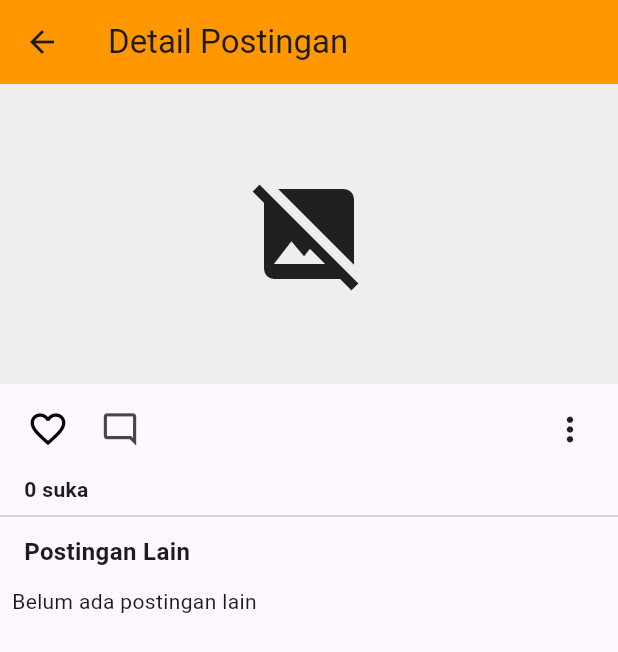
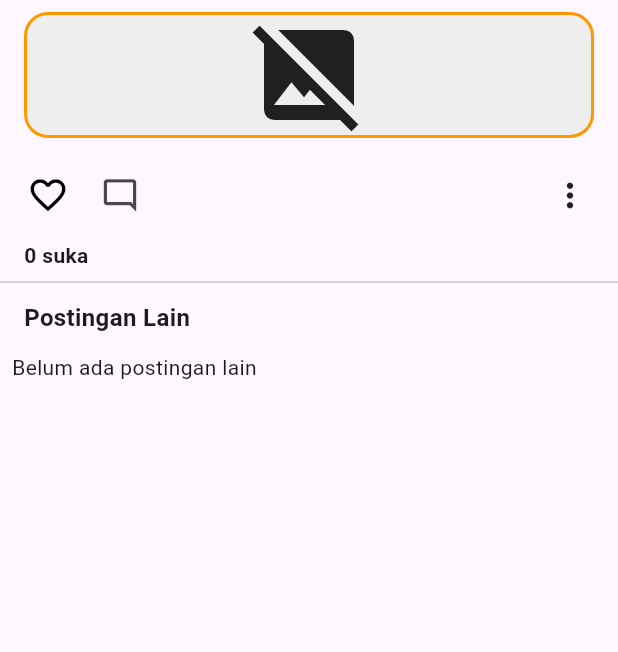
Before and after one commit to RizkiAkhmal/Fe-Snappix, a Flutter app: the PostDetailPage screen opened directly with empty values, on a phone screen of 412 x 824 dp. Shown: the top 652 px of the screen. Run offline on Flutter 3.47's test engine with Material 3 defaults, Android fonts, the phone set to English and light mode, and no system bars; our stand-ins replace google_fonts, iconsax, image_picker, shared_preferences; accounts and stored records are empty; network calls fail.

Commit message:
detail post

```diff
--- a/lib/pages/post_detail_page.dart
+++ b/lib/pages/post_detail_page.dart
@@ -225,8 +225,8 @@ class _PostDetailPageState extends State<PostDetailPage> {
                     return ListTile(
                       leading: const Icon(Icons.comment, color: Colors.orange),
                       title: Text(c['isi_komentar'] ?? ''),
-                      subtitle:
-                          Text(user != null ? user['name'] ?? "User" : "Anonim"),
+                      subtitle: Text(
+                          user != null ? user['name'] ?? "User" : "Anonim"),
                       trailing: PopupMenuButton<String>(
                         onSelected: (value) {
                           if (value == 'edit') {
@@ -307,18 +307,36 @@ class _PostDetailPageState extends State<PostDetailPage> {
     final post = widget.post;
 
     return Scaffold(
-      appBar: AppBar(
-        title: const Text("Detail Postingan"),
-        backgroundColor: Colors.orange,
-      ),
       body: ListView(
         children: [
           if (post.imageUrl.isNotEmpty)
-            Image.network(post.imageUrl, fit: BoxFit.cover)
+            Container(
+              margin: const EdgeInsets.symmetric(horizontal: 16, vertical: 8),
+              decoration: BoxDecoration(
+                border: Border.all(),
+                borderRadius: BorderRadius.circular(16),
+              ),
+              clipBehavior: Clip.hardEdge,
+              child: Image.network(
+                post.imageUrl,
+                fit: BoxFit.cover,
+                loadingBuilder: (context, child, loadingProgress) {
+                  if (loadingProgress == null) return child;
+                  return SizedBox(
+                    height: 200, // tinggi default sementara loading
+                    child: const Center(child: CircularProgressIndicator()),
+                  );
+                },
+              ),
+            )
           else
             Container(
-              height: 200,
-              color: Colors.grey.shade200,
+              margin: const EdgeInsets.symmetric(horizontal: 16, vertical: 8),
+              decoration: BoxDecoration(
+                color: Colors.grey.shade200,
+                border: Border.all(color: Colors.orange, width: 2),
+                borderRadius: BorderRadius.circular(16),
+              ),
               child: const Icon(Icons.image_not_supported, size: 80),
             ),
           Padding(
@@ -356,8 +374,7 @@ class _PostDetailPageState extends State<PostDetailPage> {
                           if (context.mounted) {
                             ScaffoldMessenger.of(context).showSnackBar(
                               SnackBar(
-                                  content:
-                                      Text("Gagal hapus postingan: $e")),
+                                  content: Text("Gagal hapus postingan: $e")),
                             );
                           }
                         }
@@ -381,8 +398,8 @@ class _PostDetailPageState extends State<PostDetailPage> {
                           if (context.mounted) {
                             ScaffoldMessenger.of(context).showSnackBar(
                               SnackBar(
-                                  content: Text(
-                                      "Gagal melaporkan postingan: $e")),
+                                  content:
+                                      Text("Gagal melaporkan postingan: $e")),
                             );
                           }
                         }
```
